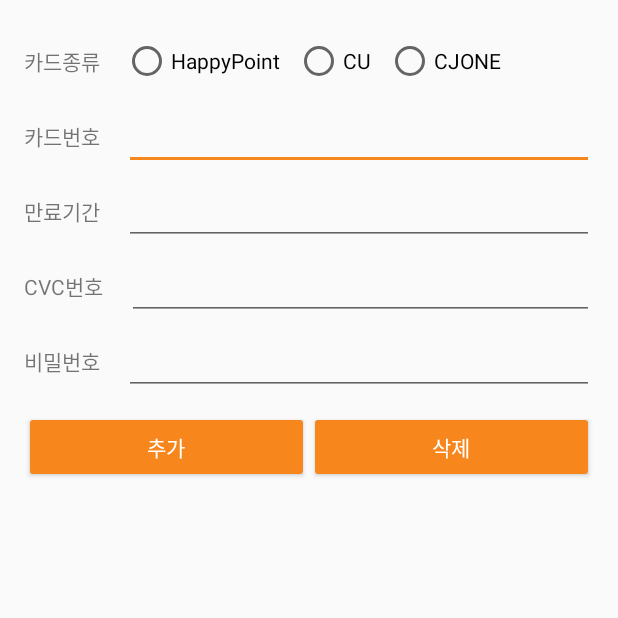
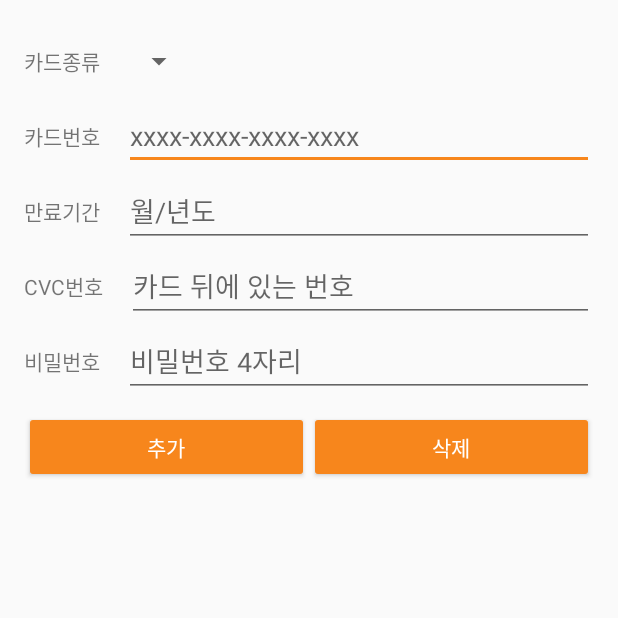
Before and after one commit to minsub0922/PointShare, an Android app: the fragment CardListFragment placed in its activity, after a tap on "카드추가하기", on a phone screen of 412 x 824 dp, the top half of it. Run offline under Robolectric (Android 15) with nearby library versions, the phone set to English and light mode, and no system bars; our stand-ins replace ButterKnife, Firebase (no records; nobody signed in at launch, a user with empty details on screens opened directly); libraries missing offline, so code that uses them is left out: com.squareup.otto, io.realm, io.realm.annotations, org.web3j.crypto, org.web3j.protocol and 3 more; pictures from the network do not load; 9 statements that could not run were skipped.

Commit message:
change model

```diff
--- a/app/build.gradle
+++ b/app/build.gradle
@@ -29,6 +29,7 @@ android {
 
 dependencies {
     implementation fileTree(include: ['*.jar'], dir: 'libs')
+    implementation 'com.android.support:support-v4:27.1.1'
     compile 'com.jakewharton:butterknife:8.7.0'
     annotationProcessor 'com.jakewharton:butterknife:8.7.0'
     implementation 'org.web3j:core:3.3.1-android'
@@ -42,9 +43,14 @@ dependencies {
     implementation 'com.android.support.constraint:constraint-layout:1.1.0'
     implementation 'com.google.zxing:core:3.2.1'
     implementation 'com.journeyapps:zxing-android-embedded:3.2.0@aar'
+
+    compile 'com.google.firebase:firebase-core:15.0.0'
+    compile 'com.google.firebase:firebase-database:15.0.0'
+    compile 'com.google.firebase:firebase-storage:15.0.0'
     compile 'com.google.zxing:core:3.2.1'
     compile 'com.journeyapps:zxing-android-embedded:3.2.0@aar'
     testImplementation 'junit:junit:4.12'
     androidTestImplementation 'com.android.support.test:runner:1.0.2'
     androidTestImplementation 'com.android.support.test.espresso:espresso-core:3.0.2'
 }
+apply plugin: 'com.google.gms.google-services'
--- a/app/src/main/java/com/kau/minseop/pointshare/adapter/CardlistRecyclerViewAdapter.java
+++ b/app/src/main/java/com/kau/minseop/pointshare/adapter/CardlistRecyclerViewAdapter.java
@@ -1,14 +1,25 @@
 package com.kau.minseop.pointshare.adapter;
 
+import android.content.Context;
+import android.graphics.Bitmap;
+import android.graphics.BitmapFactory;
 import android.support.v7.widget.RecyclerView;
+import android.util.Log;
 import android.view.LayoutInflater;
 import android.view.View;
 import android.view.ViewGroup;
+import android.widget.ImageView;
 import android.widget.TextView;
 
+import com.bumptech.glide.Glide;
 import com.kau.minseop.pointshare.R;
 import com.kau.minseop.pointshare.model.CardListModel;
 
+import java.io.IOException;
+import java.io.InputStream;
+import java.net.HttpURLConnection;
+import java.net.MalformedURLException;
+import java.net.URL;
 import java.util.ArrayList;
 
 /**
@@ -19,9 +30,13 @@ public class CardlistRecyclerViewAdapter extends RecyclerView.Adapter<CardlistRe
     ArrayList<CardListModel> mItems;
     //아이템 클릭시 실행 함수
     private ItemClick itemClick;
+    private ImageView imgViews;
+    Bitmap bitmap;
+    private Context context;
     public interface ItemClick {
         public void onClick(View view,int position);
     }
+
 
     //아이템 클릭시 실행 함수 등록 함수
     public void setItemClick(ItemClick itemClick) {
@@ -35,8 +50,10 @@ public class CardlistRecyclerViewAdapter extends RecyclerView.Adapter<CardlistRe
             this.view = view;
         }
     }
-    public CardlistRecyclerViewAdapter(ArrayList<CardListModel> items){
+    public CardlistRecyclerViewAdapter(ArrayList<CardListModel> items, Context context){
         mItems = items;
+        this.context =context;
+
     }
 
 
@@ -51,19 +68,13 @@ public class CardlistRecyclerViewAdapter extends RecyclerView.Adapter<CardlistRe
     // View 의 내용을 해당 포지션의 데이터로 바꿉니다.
     @Override
     public void onBindViewHolder(ItemViewHolder holder, int position) {
-        if(mItems.get(position).getCardType().contains("HappyPoint")){
-            holder.itemView.setBackgroundResource(R.drawable.happypoint);
-            holder.itemView.findViewById(R.id.cardtypeImage).setBackgroundResource(R.drawable.happypointlogo);
+        imgViews = (ImageView)holder.itemView.findViewById(R.id.cardtypeImage);
+        holder.cardType.setText(mItems.get(position).getCardType());
+
+        if(mItems.get(position).getCardType().contains("CJONE")){
+            holder.itemView.setBackgroundResource(R.drawable.cjone);
+            Glide.with(context).load(mItems.get(position).getImgurl()).into(imgViews);
         }
-        else if(mItems.get(position).getCardType().contains("CU")){
-            holder.itemView.setBackgroundResource(R.drawable.cu);
-            holder.itemView.findViewById(R.id.cardtypeImage).setBackgroundResource(R.drawable.culogo);
-        }
-        else if(mItems.get(position).getCardType().contains("CJONE")){
-            holder.itemView.setBackgroundResource(R.drawable.cjone);
-            holder.itemView.findViewById(R.id.cardtypeImage).setBackgroundResource(R.drawable.cjlogo);
-        }
-        holder.cardType.setText(mItems.get(position).getCardType());
         holder.itemView.setOnClickListener(new View.OnClickListener() {
             @Override
             public void onClick(View v) {
--- a/app/src/main/java/com/kau/minseop/pointshare/cardlist/AddCardListActivity.java
+++ b/app/src/main/java/com/kau/minseop/pointshare/cardlist/AddCardListActivity.java
@@ -5,38 +5,127 @@ import android.content.Intent;
 import android.support.annotation.IdRes;
 import android.support.v7.app.AppCompatActivity;
 import android.os.Bundle;
+import android.text.Editable;
+import android.text.TextWatcher;
 import android.util.Log;
 import android.view.View;
+import android.widget.AdapterView;
+import android.widget.ArrayAdapter;
 import android.widget.Button;
 import android.widget.EditText;
 import android.widget.RadioButton;
 import android.widget.RadioGroup;
+import android.widget.Spinner;
 import android.widget.TextView;
 import android.widget.Toast;
 
+import com.google.firebase.database.ChildEventListener;
+import com.google.firebase.database.DataSnapshot;
+import com.google.firebase.database.DatabaseError;
+import com.google.firebase.database.DatabaseReference;
+import com.google.firebase.database.FirebaseDatabase;
+import com.google.firebase.database.ValueEventListener;
 import com.kau.minseop.pointshare.R;
 import com.kau.minseop.pointshare.helper.CardListDBHelper;
 
 import java.nio.BufferUnderflowException;
+import java.util.ArrayList;
+import java.util.List;
 
 public class AddCardListActivity extends AppCompatActivity {
     private RadioGroup radioGroup;
     private RadioButton rb1, rb2, rb3;
     private String cardType;
-
+    private Spinner spinner;
+    private ArrayAdapter spinnerAdapter;
+    private FirebaseDatabase database = FirebaseDatabase.getInstance();
+    private DatabaseReference clistRef = database.getReference("carlist");
+    private List<String> spinnerlist;
+    private String [] list;
     @Override
     protected void onCreate(Bundle savedInstanceState) {
         super.onCreate(savedInstanceState);
         setContentView(R.layout.activity_add_card_list);
         final CardListDBHelper dbHelper = new CardListDBHelper(getApplicationContext(), "CardList.db", null, 1);
-//        final EditText etCardtype = (EditText)findViewById(R.id.cardtype);
+        //final EditText etCardtype = (EditText)findViewById(R.id.cardtype);
         final EditText etCardNum = (EditText)findViewById(R.id.cardnum);
         final EditText etCardPeriod = (EditText)findViewById(R.id.cardperiod);
         final EditText etCardCVC = (EditText)findViewById(R.id.cardcvc);
         final EditText etCardPassward = (EditText)findViewById(R.id.cardpassward);
         final TextView result = (TextView) findViewById(R.id.result);
+        spinnerlist = new ArrayList<>();
+        spinnerAdapter = new ArrayAdapter(this,android.R.layout.simple_list_item_1,spinnerlist);
+        spinner = (Spinner)findViewById(R.id.spinner);
+        spinner.setAdapter(spinnerAdapter);
 
-        buildRadioButtons();
+        spinner.setOnItemSelectedListener(new AdapterView.OnItemSelectedListener() {
+            @Override
+            public void onItemSelected(AdapterView<?> parent, View view, int position, long id) {
+                cardType = spinner.getItemAtPosition(position).toString();
+            }
+
+            @Override
+            public void onNothingSelected(AdapterView<?> parent) {
+
+            }
+        });
+        clistRef.addListenerForSingleValueEvent(new ValueEventListener() {
+            @Override
+            public void onDataChange(DataSnapshot dataSnapshot) {
+                for(DataSnapshot snapshot:dataSnapshot.getChildren()){
+                  spinnerlist.add(snapshot.getValue().toString());
+                }
+                spinnerAdapter.notifyDataSetChanged();
+            }
+
+            @Override
+            public void onCancelled(DatabaseError databaseError) {
+
+            }
+        });
+        etCardNum.addTextChangedListener(new TextWatcher() {
+            @Override
+            public void beforeTextChanged(CharSequence s, int start, int count, int after) {
+
+            }
+            @Override
+            public void onTextChanged(CharSequence s, int start, int before, int count) {
+                if (count == 1) {
+                    // auto insert dashes while user typing their ssn
+                    if (start == 3 || start == 8|| start == 13) {
+                    etCardNum.setText(etCardNum.getText() + "-");
+                    etCardNum.setSelection(etCardNum.getText().length());
+                     }
+                }
+
+            }
+            @Override
+            public void afterTextChanged(Editable s) {
+
+            }
+        });
+        etCardPeriod.addTextChangedListener(new TextWatcher() {
+            @Override
+            public void beforeTextChanged(CharSequence s, int start, int count, int after) {
+
+            }
+
+            @Override
+            public void onTextChanged(CharSequence s, int start, int before, int count) {
+                if (count == 1) {
+                    // auto insert dashes while user typing their ssn
+                    if (start == 1) {
+                        etCardPeriod.setText(etCardPeriod.getText() + "/");
+                        etCardPeriod.setSelection(etCardPeriod.getText().length());
+                    }
+                }
+            }
+
+            @Override
+            public void afterTextChanged(Editable s) {
+
+            }
+        });
 
         Button insert = (Button)findViewById(R.id.insert);
         Button delete = (Button)findViewById(R.id.delete);
@@ -89,23 +178,9 @@ public class AddCardListActivity extends AppCompatActivity {
         });
     }
 
-    private void buildRadioButtons(){
-        radioGroup = findViewById(R.id.radio_group);
-        rb1 = findViewById(R.id.btn_radio1);
-        rb2 = findViewById(R.id.btn_radio2);
-        rb3 = findViewById(R.id.btn_radio2);
+    @Override
+    protected void onStart() {
+        super.onStart();
 
-
-        radioGroup.setOnCheckedChangeListener(radioGroupButtonChangeListener);
     }
-
-    RadioGroup.OnCheckedChangeListener radioGroupButtonChangeListener = new RadioGroup.OnCheckedChangeListener() {
-    @Override
-    public void onCheckedChanged(RadioGroup radioGroup, @IdRes int i) {
-         if(i == R.id.btn_radio1)   cardType = "HappyPoint";
-         else if(i == R.id.btn_radio2)  cardType = "CU";
-         else if (i == R.id.btn_radio3) cardType ="CJONE";
-        Log.d("TAG",cardType);
-      }
-  };
 }
--- a/app/src/main/java/com/kau/minseop/pointshare/cardlist/CardListFragment.java
+++ b/app/src/main/java/com/kau/minseop/pointshare/cardlist/CardListFragment.java
@@ -1,16 +1,24 @@
 package com.kau.minseop.pointshare.cardlist;
 
 import android.content.Intent;
+import android.graphics.Bitmap;
+import android.graphics.BitmapFactory;
 import android.os.Bundle;
 import android.support.annotation.NonNull;
 import android.support.annotation.Nullable;
 import android.support.v7.widget.LinearLayoutManager;
 import android.support.v7.widget.RecyclerView;
+import android.util.Log;
 import android.view.LayoutInflater;
 import android.view.View;
 import android.view.ViewGroup;
 import android.widget.Button;
 
+import com.google.firebase.database.DataSnapshot;
+import com.google.firebase.database.DatabaseError;
+import com.google.firebase.database.DatabaseReference;
+import com.google.firebase.database.FirebaseDatabase;
+import com.google.firebase.database.ValueEventListener;
 import com.kau.minseop.pointshare.BaseFragment;
 import com.kau.minseop.pointshare.MainActivity;
 import com.kau.minseop.pointshare.R;
@@ -20,6 +28,11 @@ import com.kau.minseop.pointshare.helper.CardListDBHelper;
 import com.kau.minseop.pointshare.model.CardListModel;
 import com.squareup.otto.Subscribe;
 
+import java.io.IOException;
+import java.io.InputStream;
+import java.net.HttpURLConnection;
+import java.net.MalformedURLException;
+import java.net.URL;
 import java.util.ArrayList;
 
 /*
@@ -31,11 +44,13 @@ public class CardListFragment extends BaseFragment {
 
     private CardlistRecyclerViewAdapter adapter;
     private ArrayList<CardListModel> mItems = new ArrayList<>();
-
+    FirebaseDatabase database = FirebaseDatabase.getInstance();
+    DatabaseReference cardRef = database.getReference("CardCoupon");
     RecyclerView rv;
     Button addCard;
     CardListDBHelper dbHelper;
-
+    String imgurl;
+    Bitmap bitmap;
     public static CardListFragment newInstance(int instance) {
         Bundle args = new Bundle();
         args.putInt(ARGS_INSTANCE, instance);
@@ -51,7 +66,7 @@ public class CardListFragment extends BaseFragment {
     public View onCreateView(@NonNull LayoutInflater inflater, @Nullable ViewGroup container, @Nullable Bundle savedInstanceState) {
         View v = inflater.inflate(R.layout.fragment_cardlist, container, false);
         dbHelper= new CardListDBHelper(this.getActivity(), "CardList.db", null, 1);
-        adapter = new CardlistRecyclerViewAdapter(mItems);
+        adapter = new CardlistRecyclerViewAdapter(mItems,getActivity());
         rv = v.findViewById(R.id.recyclerView);
         rv.setAdapter(adapter);
         rv.setLayoutManager(new LinearLayoutManager(this.getContext()) );
@@ -86,6 +101,11 @@ public class CardListFragment extends BaseFragment {
         //
     }
 
+    @Override
+    public void onStart() {
+        super.onStart();
+    }
+
     private void setData() {
         mItems.clear();
         String[] cardDB = dbHelper.getResult().split("%");
@@ -95,11 +115,22 @@ public class CardListFragment extends BaseFragment {
         else{
             for(int i=0; i<cardDB.length;i++){
                 String[] cardDBCol = cardDB[i].split("@");
-                cards = new CardListModel(cardDBCol[0],cardDBCol[1],cardDBCol[2],cardDBCol[3],cardDBCol[4]);
-                mItems.add(cards);
+                cardRef.child(cardDBCol[0].toLowerCase()).child("imgurl").addListenerForSingleValueEvent(new ValueEventListener() {
+                    @Override
+                    public void onDataChange(DataSnapshot dataSnapshot) {
+                        imgurl = dataSnapshot.getValue().toString();
+                        cards = new CardListModel(cardDBCol[0],cardDBCol[1],cardDBCol[2],cardDBCol[3],cardDBCol[4],imgurl);
+                        mItems.add(cards);
+                        adapter.notifyDataSetChanged();
+                    }
+                    @Override
+                    public void onCancelled(DatabaseError databaseError) {
+                        Log.d("TAG", "Failed to read value.", databaseError.toException());
+                    }
+                });
+
             }
         }
-
         adapter.notifyDataSetChanged();
     }
 
--- a/app/src/main/java/com/kau/minseop/pointshare/model/CardListModel.java
+++ b/app/src/main/java/com/kau/minseop/pointshare/model/CardListModel.java
@@ -13,13 +13,15 @@ public class CardListModel {
     private String carCVCNum;
     private String cardPassward;
     private String point="100000";
+    private String imgurl;
 
-    public CardListModel(String cardType, String cardNum, String cardValidityPeriod, String carCVCNum, String cardPassward){
+    public CardListModel(String cardType, String cardNum, String cardValidityPeriod, String carCVCNum, String cardPassward, String imgurl){
         this.cardType = cardType ;
         this.cardNum = cardNum;
         this.cardValidityPeriod = cardValidityPeriod;
         this.carCVCNum = carCVCNum;
         this.cardPassward = cardPassward;
+        this.imgurl = imgurl;
     }
 
     public String getCardType() {
@@ -38,4 +40,5 @@ public class CardListModel {
         return cardPassward;
     }
     public String getPoint(){return point;}
+    public String getImgurl(){return imgurl;}
 }
--- a/app/src/main/java/com/kau/minseop/pointshare/model/CouponModel.java
+++ b/app/src/main/java/com/kau/minseop/pointshare/model/CouponModel.java
@@ -9,7 +9,8 @@ public class CouponModel {
     String company="1";
     String price="1";
     String deadline="1";
-
+    String coupongurl = "https://firebasestorage.googleapis.com/v0/b/pointshare-4a908.appspot.com/o/cardcoupon%2Fcjone%2Fcjlogo.png?alt=media&token=3c985504-55fc-459d-9273-7c37337007b6";
+    String companyurl =  "https://firebasestorage.googleapis.com/v0/b/pointshare-4a908.appspot.com/o/cardcoupon%2Fcjone%2Fcjlogo.png?alt=media&token=3c985504-55fc-459d-9273-7c37337007b6";
     public CouponModel(String cName, String company, String price, String deadline){
         this.cName = cName;
         this.company = company;
@@ -28,4 +29,6 @@ public class CouponModel {
     public String getDeadline(){
         return deadline;
     }
+    public String getCoupongurl(){return coupongurl;}
+    public String getCompanyurl(){return companyurl;}
 }
--- a/app/src/main/res/layout/activity_add_card_list.xml
+++ b/app/src/main/res/layout/activity_add_card_list.xml
@@ -16,30 +16,11 @@
             android:layout_height="wrap_content"
             android:text="카드종류"
             android:layout_marginRight="15dp"/>
-        <RadioGroup
-            android:id="@+id/radio_group"
-            android:orientation="horizontal"
-            android:layout_width="match_parent"
-            android:layout_height="wrap_content">
-            <RadioButton
-                android:id="@+id/btn_radio1"
-                android:text="HappyPoint"
-                android:layout_width="wrap_content"
-                android:layout_height="wrap_content"
-                android:layout_marginRight="10dp"/>
-            <RadioButton
-                android:layout_marginRight="10dp"
-                android:id="@+id/btn_radio2"
-                android:text="CU"
-                android:layout_width="wrap_content"
-                android:layout_height="wrap_content" />
-            <RadioButton
-                android:layout_marginRight="10dp"
-                android:id="@+id/btn_radio3"
-                android:text="CJONE"
-                android:layout_width="wrap_content"
-                android:layout_height="wrap_content" />
-        </RadioGroup>
+       <Spinner
+           android:id="@+id/spinner"
+           android:layout_width="wrap_content"
+           android:layout_height="wrap_content"/>
+
     </LinearLayout>
 
 
@@ -59,7 +40,11 @@
             android:layout_width="match_parent"
             android:layout_height="wrap_content"
             android:layout_marginLeft="16dp"
-            android:inputType="date"/>
+            android:inputType="number"
+            android:hint="xxxx-xxxx-xxxx-xxxx"
+            android:maxLength="19">
+
+        </EditText>
 
     </LinearLayout>
 
@@ -78,7 +63,9 @@
             android:layout_width="match_parent"
             android:layout_height="wrap_content"
             android:layout_marginLeft="16dp"
-            android:inputType="date"/>
+            android:inputType="date"
+            android:hint="월/년도"
+            android:maxLength="5"/>
 
     </LinearLayout>
     <LinearLayout
@@ -96,7 +83,9 @@
             android:layout_width="match_parent"
             android:layout_height="wrap_content"
             android:layout_marginLeft="16dp"
-            android:inputType="number" />
+            android:inputType="number"
+            android:maxLength="3"
+            android:hint="카드 뒤에 있는 번호"/>
 
     </LinearLayout>
     <LinearLayout
@@ -114,7 +103,9 @@
             android:layout_width="match_parent"
             android:layout_height="wrap_content"
             android:layout_marginLeft="16dp"
-            android:inputType="numberPassword"/>
+            android:inputType="numberPassword"
+            android:maxLength="4"
+            android:hint="비밀번호 4자리"/>
 
     </LinearLayout>
 
--- a/app/src/main/res/layout/fragment_card_list_view.xml
+++ b/app/src/main/res/layout/fragment_card_list_view.xml
@@ -35,8 +35,6 @@
         android:id="@+id/scrollView2"
         android:layout_width="match_parent"
         android:layout_height="wrap_content"
-        android:layout_marginEnd="15dp"
-        android:layout_marginStart="15dp"
         android:layout_marginTop="32dp"
         android:scrollbars="vertical"
         app:layout_constraintTop_toBottomOf="@+id/qrCode"
@@ -44,6 +42,9 @@
         app:layout_constraintEnd_toEndOf="parent"
         app:layout_constraintHorizontal_bias="0.0"
         app:layout_constraintStart_toStartOf="parent"
+        android:background="#ffd3d3d3"
+        android:paddingLeft="3dp"
+        android:paddingRight="3dp"
         >
             <android.support.v7.widget.RecyclerView
                 android:id="@+id/recyclerView"
--- a/app/src/main/res/values/strings.xml
+++ b/app/src/main/res/values/strings.xml
@@ -15,4 +15,7 @@
         <item>Card List</item>
         <item>My Page</item>
     </array>
+
+    <!-- TODO: Remove or change this placeholder text -->
+    <string name="hello_blank_fragment">Hello blank fragment</string>
 </resources>
--- a/build.gradle
+++ b/build.gradle
@@ -9,6 +9,7 @@ buildscript {
     dependencies {
         classpath 'com.android.tools.build:gradle:3.0.1'
         classpath "io.realm:realm-gradle-plugin:5.2.0"
+        classpath 'com.google.gms:google-services:4.0.0'
         // NOTE: Do not place your application dependencies here; they belong
         // in the individual module build.gradle files
     }
```
Also changed, not shown: app/src/main/java/com/kau/minseop/pointshare/cardlist/CardAffiliateFragment.java (added, +27 -0 lines), app/src/main/res/layout/fragment_card_affiliate.xml (added, +13 -0 lines), app/src/main/res/layout/model_coupon_viewitem.xml (+22 -14 lines), app/src/main/res/drawable/cjlogo.png (deleted), 1 other file.
